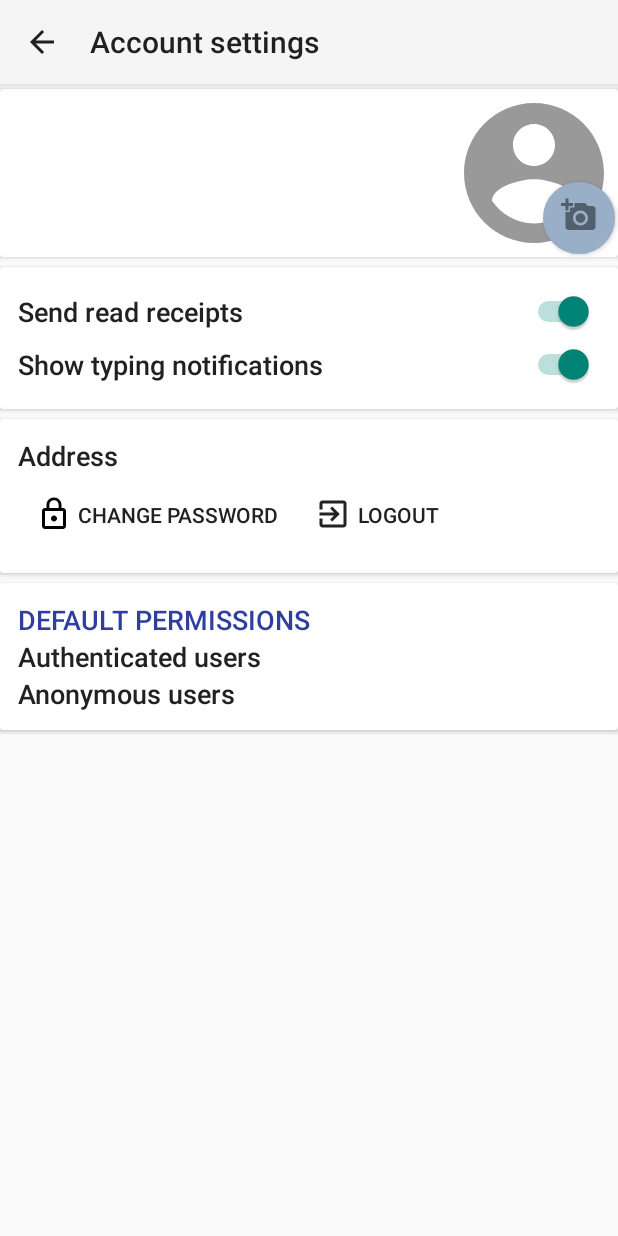
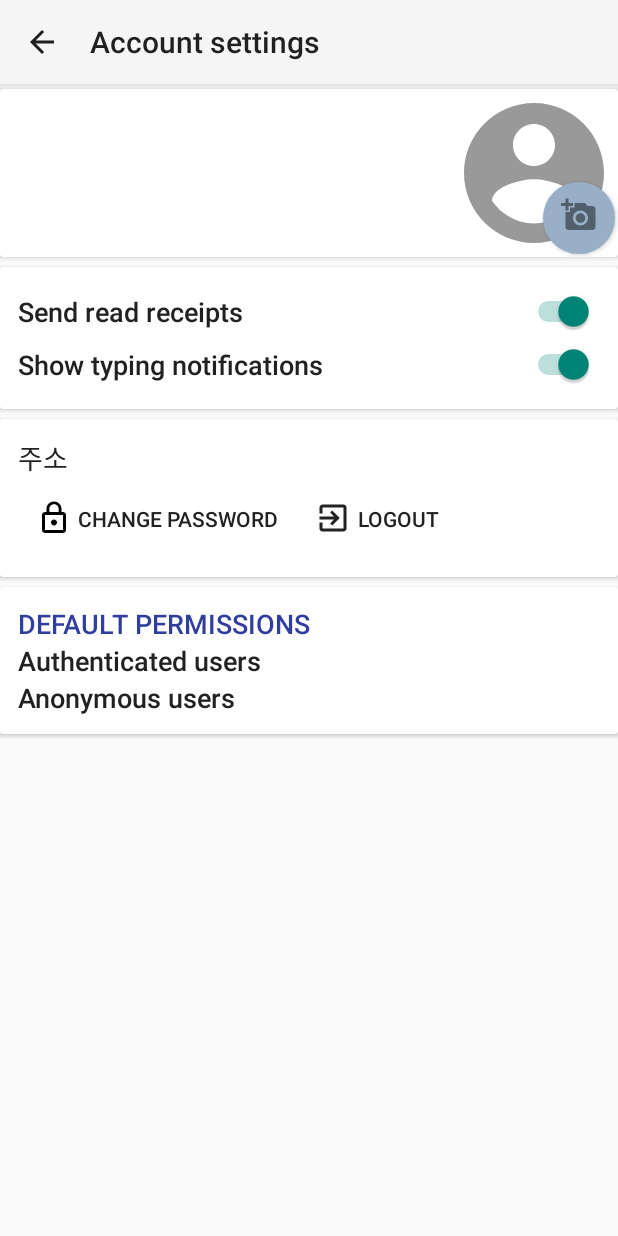
Before and after one commit to jinee525/OpenSWplatform_messenger, an Android app: the fragment AccountInfoFragment placed in its activity, on a phone screen of 412 x 824 dp. Run offline under Robolectric (Android 15) with nearby library versions, the phone set to English and light mode, and no system bars; libraries missing offline, so code that uses them is left out: com.google.i18n.phonenumbers, com.pchmn.materialchips; 3 statements that could not run were skipped.

Commit message:
edit string

```diff
--- a/app/src/main/res/values/strings.xml
+++ b/app/src/main/res/values/strings.xml
@@ -118,7 +118,7 @@
     <string name="failed_to_create_topic">Failed to create topic</string>
     <string name="add_members">대화 상대 추가</string>
     <string name="leave_group">채팅방 나가기</string>
-    <string name="address">Address</string>
+    <string name="address">주소</string>
     <string name="topic_muted">조용히</string>
     <string name="permissions">Permissions</string>
     <string name="close">닫기</string>
```
